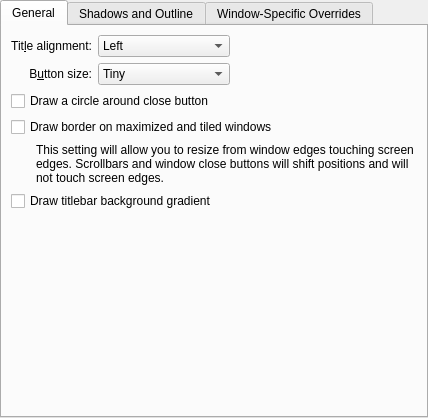
This is kdecoration/config/ui/breezeconfigurationui.ui in KDE/breeze as Qt 5 draws it before an edit. The edited form follows.
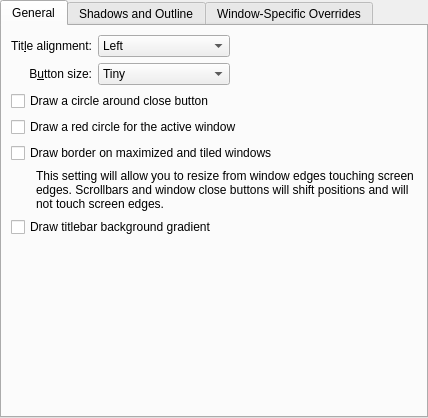
This is the edited form. Custom widgets are drawn as their Qt base class.

Commit message: decoration: add an option for non-red close button

The edit to the form file:
```diff
--- a/kdecoration/config/ui/breezeconfigurationui.ui
+++ b/kdecoration/config/ui/breezeconfigurationui.ui
@@ -133,13 +133,20 @@
         </widget>
        </item>
        <item row="3" column="0" colspan="3">
+        <widget class="QCheckBox" name="outlineCloseButtonInRed">
+         <property name="text">
+          <string>Draw a red circle for the active window</string>
+         </property>
+        </widget>
+       </item>
+       <item row="4" column="0" colspan="3">
         <widget class="QCheckBox" name="drawBorderOnMaximizedWindows">
          <property name="text">
           <string>Draw border on maximized and tiled windows</string>
          </property>
         </widget>
        </item>
-       <item row="4" column="0" colspan="3">
+       <item row="5" column="0" colspan="3">
         <layout class="QHBoxLayout" name="horizontalLayout">
          <item>
           <spacer name="horizontalSpacer_2">
@@ -169,14 +176,14 @@
          </item>
         </layout>
        </item>
-       <item row="5" column="0" colspan="3">
+       <item row="6" column="0" colspan="3">
         <widget class="QCheckBox" name="drawBackgroundGradient">
          <property name="text">
           <string>Draw titlebar background gradient</string>
          </property>
         </widget>
        </item>
-       <item row="6" column="0" colspan="3">
+       <item row="7" column="0" colspan="3">
         <spacer name="verticalSpacer">
          <property name="orientation">
           <enum>Qt::Vertical</enum>
```
The commit also changes 3 other files.
